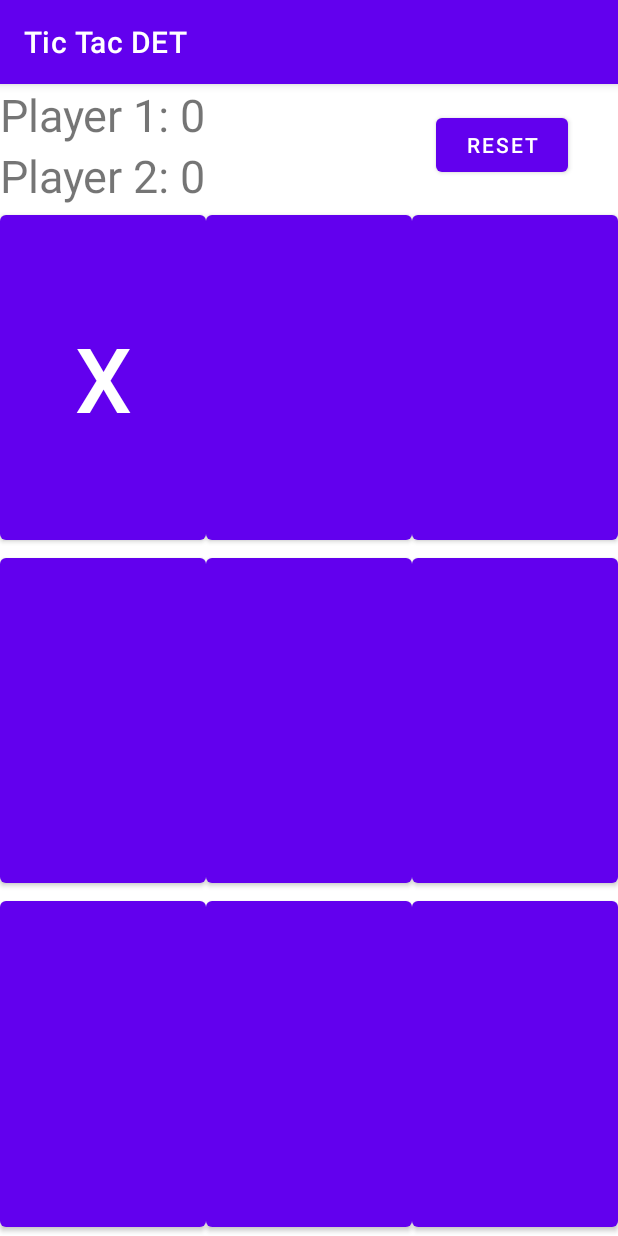
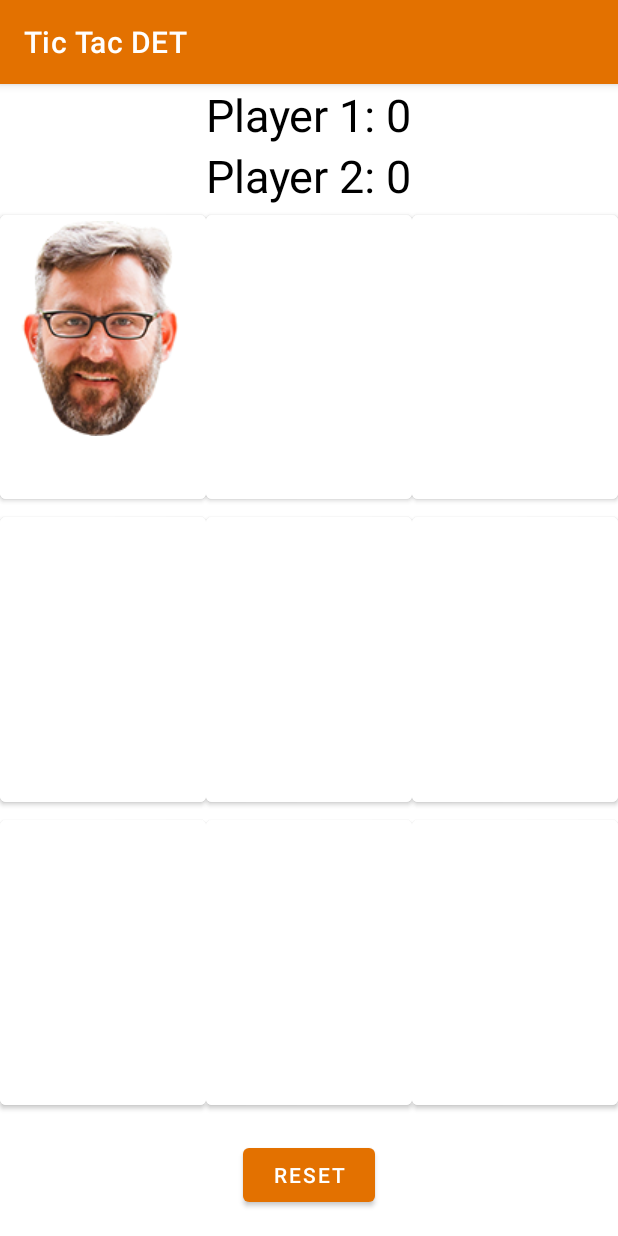
Before and after one commit to Tomokar/Tic_Tac_DET, an Android app: the screen it shows after launch (MainActivity), after a tap on an icon or button, on a phone screen of 412 x 824 dp. Run offline under Robolectric (Android 15) with nearby library versions, the phone set to English and light mode, and no system bars.

Commit message:
Branch Commit 1: App adjustments work, still using normal buttons, mangled to display images with invisible text, as ImageButtons hate me, and I, them.
Need to finish up style, and add splash screen, but otherwise added custom theme and colors.

```diff
--- a/app/src/main/AndroidManifest.xml
+++ b/app/src/main/AndroidManifest.xml
@@ -6,11 +6,11 @@
         android:allowBackup="true"
         android:dataExtractionRules="@xml/data_extraction_rules"
         android:fullBackupContent="@xml/backup_rules"
-        android:icon="@mipmap/ic_launcher"
+        android:icon="@drawable/ic_launcher_tictac_det"
         android:label="@string/app_name"
-        android:roundIcon="@mipmap/ic_launcher_round"
+        android:roundIcon="@drawable/ic_launcher_round_tictac_det"
         android:supportsRtl="true"
-        android:theme="@style/Theme.TicTacDET"
+        android:theme="@style/ncm_Theme"
         tools:targetApi="31">
         <activity
             android:name=".MainActivity"
--- a/app/src/main/java/com/example/tictacdet/MainActivity.java
+++ b/app/src/main/java/com/example/tictacdet/MainActivity.java
@@ -1,13 +1,14 @@
 package com.example.tictacdet;
 
+//import androidx.annotation.DrawableRes;
 import androidx.annotation.NonNull;
 import androidx.appcompat.app.AppCompatActivity;
 
 //import android.graphics.drawable.Drawable;
+import android.graphics.drawable.Drawable;
 import android.media.MediaPlayer;
 import android.os.Bundle;
 //import android.util.Log;
-import android.provider.MediaStore;
 import android.view.View;
 import android.widget.Button;
 //import android.widget.ImageButton;
@@ -17,6 +18,7 @@ import android.widget.Toast;
 public class MainActivity extends AppCompatActivity implements View.OnClickListener
 {
     private final Button[][] buttons = new Button[3][3];
+//    private final String[][] strings = new String[3][3];
 
     private boolean player1Turn = true;
 
@@ -28,6 +30,9 @@ public class MainActivity extends AppCompatActivity implements View.OnClickListe
     private TextView textViewPlayer1;
     private TextView textViewPlayer2;
 
+    Drawable tic;
+    Drawable tac;
+
 //    private final Drawable startDraw = "@android";
 
     @Override
@@ -35,6 +40,9 @@ public class MainActivity extends AppCompatActivity implements View.OnClickListe
     {
         super.onCreate(savedInstanceState);
         setContentView(R.layout.activity_main);
+
+        tic = getResources().getDrawable(R.drawable.tic_tac_tanner);
+        tac = getResources().getDrawable(R.drawable.tic_tac_burton);
 
         textViewPlayer1 = findViewById(R.id.text_view_p1);
         textViewPlayer2 = findViewById(R.id.text_view_p2);
@@ -63,13 +71,15 @@ public class MainActivity extends AppCompatActivity implements View.OnClickListe
 
         if(player1Turn)
         {
-//            ((ImageButton) v).setImageResource(R.drawable.tic_tac_tanner);
+//            ((ImageButton) v).setImageDrawable(tic);
             ((Button) v).setText("X");
+            ((Button) v).setCompoundDrawablesWithIntrinsicBounds(null, tic, null, null);
         }
         else
         {
-//            ((ImageButton) v).setImageResource(R.drawable.tic_tac_burton);
+//            ((ImageButton) v).setImageDrawable(tac);
             ((Button) v).setText("O");
+            ((Button) v).setCompoundDrawablesWithIntrinsicBounds(null, tac, null, null);
         }
 
         roundCount++;
@@ -106,8 +116,10 @@ public class MainActivity extends AppCompatActivity implements View.OnClickListe
             for (int j = 0; j < 3; j++)
             {
 //                field[i][j] = buttons[i][j].getDrawable();
-                field[i][j] = buttons[i][j].getText().toString();
+                field[i][j] = buttons[i][j].getText().toString(); //original
+//                field[i][j] = strings[i][j];
             }
+//            System.arraycopy(strings[i], 0, field[i], 0, 3);
         }
 
         for (int i = 0; i < 3; i++)
@@ -131,12 +143,11 @@ public class MainActivity extends AppCompatActivity implements View.OnClickListe
             return true;
         }
 
-        if(field[0][2].equals(field[1][1]) && field[0][2].equals(field[2][0]) && !field[0][2].equals(""))
-        {
-            return true;
-        }
-
-        return false;
+//        if(field[0][2].equals(field[1][1]) && field[0][2].equals(field[2][0]) && !field[0][2].equals(""))
+//        {
+//            return true;
+//        }
+        return field[0][2].equals(field[1][1]) && field[0][2].equals(field[2][0]) && !field[0][2].equals("");
     }
 
     private void playerWin(int playerNum)
@@ -191,7 +202,10 @@ public class MainActivity extends AppCompatActivity implements View.OnClickListe
         {
             for(int j = 0; j < 3; j++)
             {
+//                buttons[i][j].setImageResource(android.R.color.transparent);
                 buttons[i][j].setText("");
+                buttons[i][j].setCompoundDrawablesWithIntrinsicBounds(null, null, null, null);
+//                strings[i][j] = "";
             }
         }
 
--- a/app/src/main/res/layout/activity_main.xml
+++ b/app/src/main/res/layout/activity_main.xml
@@ -15,27 +15,31 @@
             android:id="@+id/text_view_p1"
             android:layout_width="wrap_content"
             android:layout_height="wrap_content"
+            android:layout_centerHorizontal="true"
+            android:freezesText="true"
             android:text="@string/player_1"
-            android:textSize="30sp"
-            android:freezesText="true"/>
+            android:textColor="#000000"
+            android:textSize="30sp" />
 
         <TextView
             android:id="@+id/text_view_p2"
             android:layout_width="wrap_content"
             android:layout_height="wrap_content"
             android:layout_below="@+id/text_view_p1"
+            android:layout_centerHorizontal="true"
+            android:freezesText="true"
             android:text="@string/player_2"
-            android:textSize="30sp"
-            android:freezesText="true"/>
+            android:textColor="#000000"
+            android:textSize="30sp" />
 
-        <Button
-            android:id="@+id/button_reset"
-            android:layout_width="wrap_content"
-            android:layout_height="wrap_content"
-            android:layout_alignParentEnd="true"
-            android:layout_centerVertical="true"
-            android:layout_marginEnd="33dp"
-            android:text="@string/reset_text"/>
+<!--        <Button-->
+<!--            android:id="@+id/button_reset"-->
+<!--            android:layout_width="wrap_content"-->
+<!--            android:layout_height="wrap_content"-->
+<!--            android:layout_alignParentEnd="true"-->
+<!--            android:layout_centerVertical="true"-->
+<!--            android:layout_marginEnd="33dp"-->
+<!--            android:text="@string/reset_text"/>-->
     </RelativeLayout>
 
     <LinearLayout
@@ -48,24 +52,30 @@
             android:layout_width="0dp"
             android:layout_height="match_parent"
             android:layout_weight="1"
+            android:backgroundTint="#FFFFFF"
             android:freezesText="true"
-            android:textSize="60sp"/>
+            android:textColor="#00FFFFFF"
+            android:textSize="60sp" />
 
         <Button
             android:id="@+id/button_01"
             android:layout_width="0dp"
             android:layout_height="match_parent"
             android:layout_weight="1"
-            android:textSize="60sp"
-            android:freezesText="true"/>
+            android:backgroundTint="#FFFFFF"
+            android:freezesText="true"
+            android:textColor="#00FFFFFF"
+            android:textSize="60sp"/>
 
         <Button
             android:id="@+id/button_02"
             android:layout_width="0dp"
             android:layout_height="match_parent"
             android:layout_weight="1"
-            android:textSize="60sp"
-            android:freezesText="true"/>
+            android:backgroundTint="#FFFFFF"
+            android:freezesText="true"
+            android:textColor="#00FFFFFF"
+            android:textSize="60sp"/>
     </LinearLayout>
 
     <LinearLayout
@@ -78,24 +88,30 @@
             android:layout_width="0dp"
             android:layout_height="match_parent"
             android:layout_weight="1"
-            android:textSize="60sp"
-            android:freezesText="true"/>
+            android:backgroundTint="#FFFFFF"
+            android:freezesText="true"
+            android:textColor="#00FFFFFF"
+            android:textSize="60sp"/>
 
         <Button
             android:id="@+id/button_11"
             android:layout_width="0dp"
             android:layout_height="match_parent"
             android:layout_weight="1"
-            android:textSize="60sp"
-            android:freezesText="true"/>
+            android:backgroundTint="#FFFFFF"
+            android:freezesText="true"
+            android:textColor="#00FFFFFF"
+            android:textSize="60sp"/>
 
         <Button
             android:id="@+id/button_12"
             android:layout_width="0dp"
             android:layout_height="match_parent"
             android:layout_weight="1"
-            android:textSize="60sp"
-            android:freezesText="true"/>
+            android:backgroundTint="#FFFFFF"
+            android:freezesText="true"
+            android:textColor="#00FFFFFF"
+            android:textSize="60sp"/>
     </LinearLayout>
 
     <LinearLayout
@@ -108,23 +124,58 @@
             android:layout_width="0dp"
             android:layout_height="match_parent"
             android:layout_weight="1"
-            android:textSize="60sp"
-            android:freezesText="true"/>
+            android:backgroundTint="#FFFFFF"
+            android:freezesText="true"
+            android:textColor="#00FFFFFF"
+            android:textSize="60sp"/>
 
         <Button
             android:id="@+id/button_21"
             android:layout_width="0dp"
             android:layout_height="match_parent"
             android:layout_weight="1"
-            android:textSize="60sp"
-            android:freezesText="true"/>
+            android:backgroundTint="#FFFFFF"
+            android:freezesText="true"
+            android:textColor="#00FFFFFF"
+            android:textSize="60sp"/>
 
         <Button
             android:id="@+id/button_22"
             android:layout_width="0dp"
             android:layout_height="match_parent"
             android:layout_weight="1"
-            android:textSize="60sp"
+            android:backgroundTint="#FFFFFF"
+            android:freezesText="true"
+            android:textColor="#00FFFFFF"
+            android:textSize="60sp"/>
+    </LinearLayout>
+
+    <RelativeLayout
+        android:layout_width="match_parent"
+        android:layout_height="wrap_content">
+
+        <TextView
+            android:id="@+id/spacer_text_1"
+            android:layout_width="wrap_content"
+            android:layout_height="wrap_content"
+            android:textSize="30sp"
             android:freezesText="true"/>
-    </LinearLayout>
+
+        <TextView
+            android:id="@+id/spacer_text_2"
+            android:layout_width="wrap_content"
+            android:layout_height="wrap_content"
+            android:layout_below="@+id/spacer_text_1"
+            android:textSize="30sp"
+            android:freezesText="true"/>
+
+        <Button
+            android:id="@+id/button_reset"
+            android:layout_width="wrap_content"
+            android:layout_height="wrap_content"
+            android:layout_centerVertical="true"
+            android:layout_centerHorizontal="true"
+            android:layout_marginEnd="0sp"
+            android:text="@string/reset_text" />
+    </RelativeLayout>
 </LinearLayout>
--- a/app/src/main/res/values/colors.xml
+++ b/app/src/main/res/values/colors.xml
@@ -7,4 +7,11 @@
     <color name="teal_700">#FF018786</color>
     <color name="black">#FF000000</color>
     <color name="white">#FFFFFFFF</color>
+
+    <!-- my colors -->
+    <color name="ncm_Orange">#E37100</color>
+    <color name="ncm_OrangeDark">#BD5E00</color>
+    <color name="ncm_Brown">#623412</color>
+    <color name="ncm_Yellow">#FFE500</color>
+    <color name="ncm_lightYellow">#FFF280</color>
 </resources>
--- a/app/src/main/res/values/themes.xml
+++ b/app/src/main/res/values/themes.xml
@@ -13,4 +13,17 @@
         <item name="android:statusBarColor">?attr/colorPrimaryVariant</item>
         <!-- Customize your theme here. -->
     </style>
+
+    <style name="ncm_Theme" parent="Theme.MaterialComponents.DayNight.DarkActionBar">
+        <!-- primary -->
+        <item name="colorPrimary">@color/ncm_Orange</item>
+        <item name="colorPrimaryVariant">@color/ncm_OrangeDark</item>
+        <item name="colorOnPrimary">@color/white</item>
+        <!-- secondary -->
+        <item name="colorSecondary">@color/ncm_lightYellow</item>
+        <item name="colorSecondaryVariant">@color/ncm_Yellow</item>
+        <item name="colorOnSecondary">@color/black</item>
+        <!-- status bar -->
+        <item name="android:statusBarColor">@color/ncm_OrangeDark</item>
+    </style>
 </resources>
```
Also changed, not shown: app/src/main/res/drawable-xhdpi/ic_launcher_round_tictac_det.png (added), app/src/main/res/drawable-xhdpi/ic_launcher_tictac_det.png (added), app/src/main/res/drawable/tic_tac_tanner.png.
